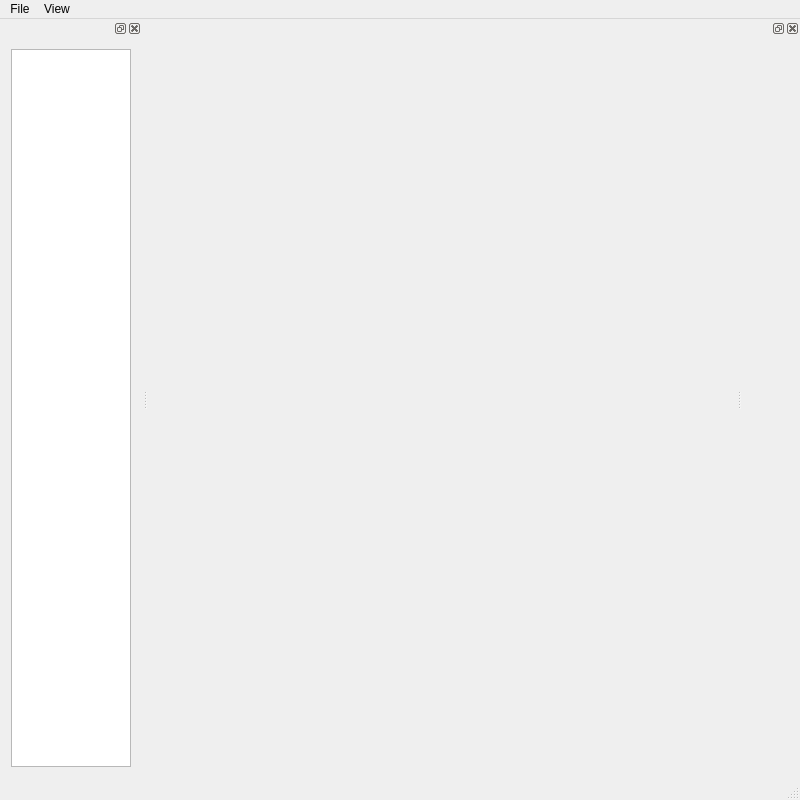
Qt form MoCapSim/TestApp/mainwindow.ui (kaajo/MocapClassification) before a commit.
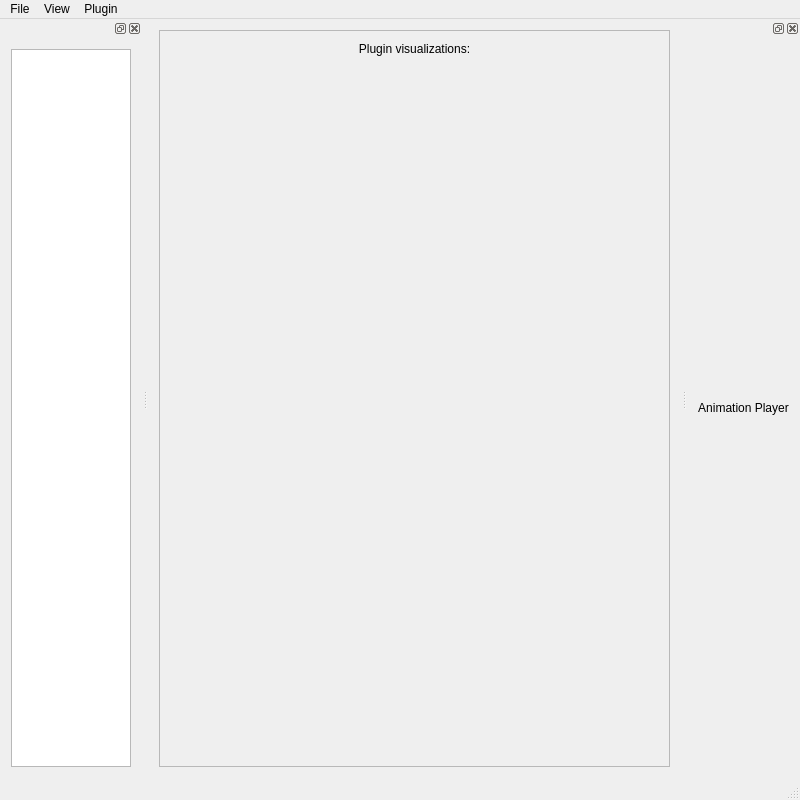
The same form after that commit.

Commit message: Added Plugin interface + Voxel plugin with DICE coefficient

Diff of the .ui file:
```diff
--- a/MoCapSim/TestApp/mainwindow.ui
+++ b/MoCapSim/TestApp/mainwindow.ui
@@ -10,6 +10,12 @@
     <height>800</height>
    </rect>
   </property>
+  <property name="sizePolicy">
+   <sizepolicy hsizetype="Preferred" vsizetype="Preferred">
+    <horstretch>0</horstretch>
+    <verstretch>0</verstretch>
+   </sizepolicy>
+  </property>
   <property name="minimumSize">
    <size>
     <width>800</width>
@@ -20,7 +26,76 @@
    <string>MainWindow</string>
   </property>
   <widget class="QWidget" name="centralWidget">
-   <layout class="QHBoxLayout" name="horizontalLayout"/>
+   <layout class="QHBoxLayout" name="horizontalLayout">
+    <item>
+     <widget class="QScrollArea" name="scrollArea">
+      <property name="sizeAdjustPolicy">
+       <enum>QAbstractScrollArea::AdjustToContents</enum>
+      </property>
+      <property name="widgetResizable">
+       <bool>true</bool>
+      </property>
+      <widget class="QWidget" name="scrollAreaWidgetContents">
+       <property name="geometry">
+        <rect>
+         <x>0</x>
+         <y>0</y>
+         <width>525</width>
+         <height>736</height>
+        </rect>
+       </property>
+       <property name="sizePolicy">
+        <sizepolicy hsizetype="Preferred" vsizetype="Preferred">
+         <horstretch>0</horstretch>
+         <verstretch>0</verstretch>
+        </sizepolicy>
+       </property>
+       <layout class="QVBoxLayout" name="verticalLayout">
+        <property name="spacing">
+         <number>1</number>
+        </property>
+        <property name="sizeConstraint">
+         <enum>QLayout::SetMinAndMaxSize</enum>
+        </property>
+        <property name="leftMargin">
+         <number>3</number>
+        </property>
+        <property name="topMargin">
+         <number>3</number>
+        </property>
+        <property name="rightMargin">
+         <number>3</number>
+        </property>
+        <property name="bottomMargin">
+         <number>3</number>
+        </property>
+        <item>
+         <widget class="QLabel" name="label_2">
+          <property name="sizePolicy">
+           <sizepolicy hsizetype="Preferred" vsizetype="Minimum">
+            <horstretch>0</horstretch>
+            <verstretch>0</verstretch>
+           </sizepolicy>
+          </property>
+          <property name="maximumSize">
+           <size>
+            <width>16777215</width>
+            <height>30</height>
+           </size>
+          </property>
+          <property name="text">
+           <string>Plugin visualizations:</string>
+          </property>
+          <property name="alignment">
+           <set>Qt::AlignCenter</set>
+          </property>
+         </widget>
+        </item>
+       </layout>
+      </widget>
+     </widget>
+    </item>
+   </layout>
   </widget>
   <widget class="QMenuBar" name="menuBar">
    <property name="geometry">
@@ -43,8 +118,15 @@
     <addaction name="actionAnims_list"/>
     <addaction name="actionAnim_player"/>
    </widget>
+   <widget class="QMenu" name="menuPlugins">
+    <property name="title">
+     <string>Plugin</string>
+    </property>
+    <addaction name="actionLoadPlugin"/>
+   </widget>
    <addaction name="menuFile"/>
    <addaction name="menuView"/>
+   <addaction name="menuPlugins"/>
   </widget>
   <widget class="QStatusBar" name="statusBar"/>
   <widget class="QDockWidget" name="dockWidget">
@@ -76,7 +158,20 @@
    <attribute name="dockWidgetArea">
     <number>2</number>
    </attribute>
-   <widget class="QWidget" name="dockWidgetContents_2"/>
+   <widget class="QWidget" name="animPlayer">
+    <layout class="QVBoxLayout" name="verticalLayout_3">
+     <item>
+      <widget class="QLabel" name="label">
+       <property name="text">
+        <string>Animation Player</string>
+       </property>
+       <property name="alignment">
+        <set>Qt::AlignCenter</set>
+       </property>
+      </widget>
+     </item>
+    </layout>
+   </widget>
   </widget>
   <action name="actionLoad_Dataset">
    <property name="text">
```
Left out of the diff: 5 changed lines with no effect on the pictures. The commit also changes 21 other files.
